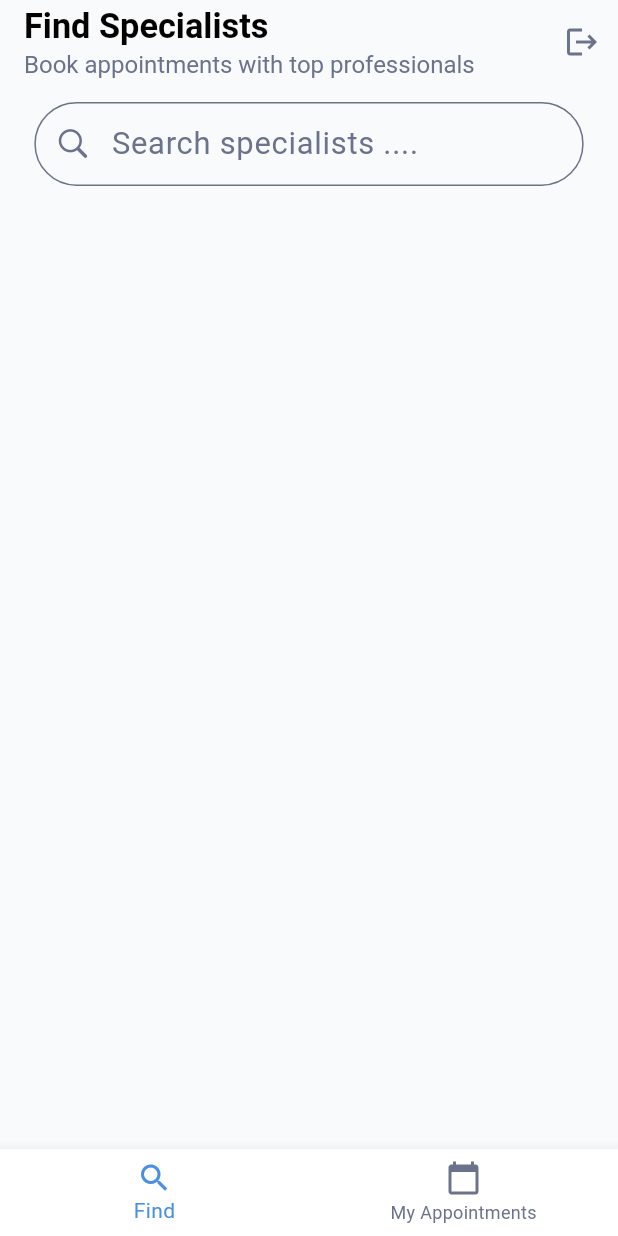
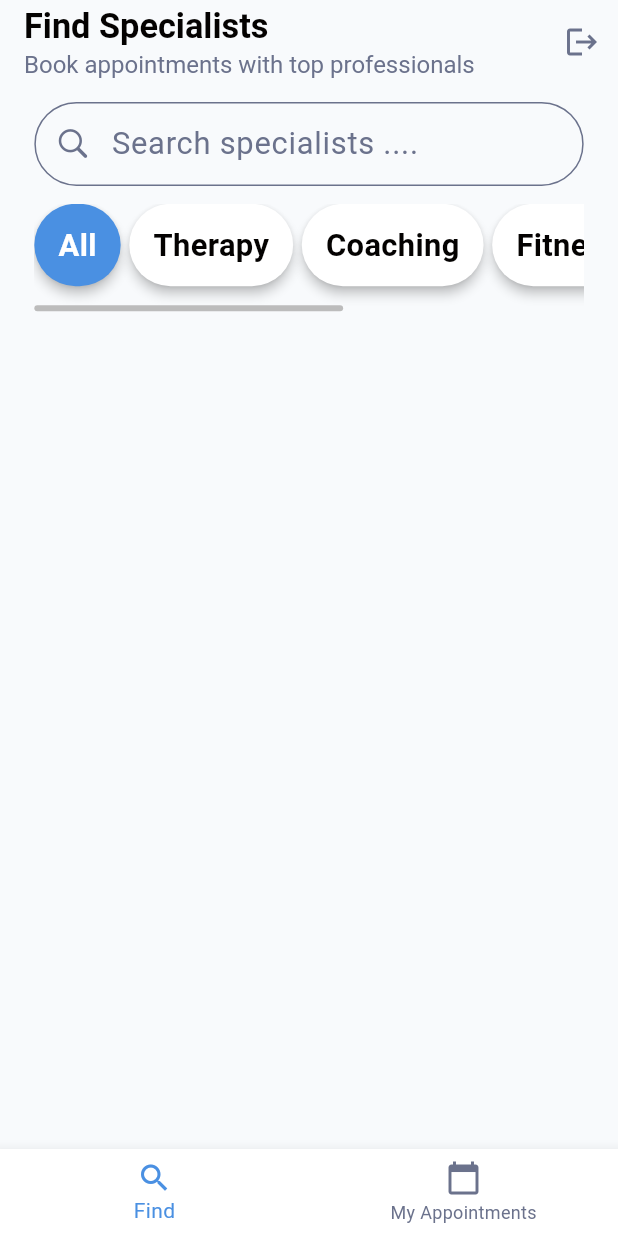
Before and after one commit to abdo2121nasser/reservation_booker, a Flutter app: the screen it shows after launch, on a phone screen of 412 x 824 dp. Run offline on Flutter 3.47's test engine with Material 3 defaults, Android fonts, the phone set to English and light mode, and no system bars; our stand-ins replace bloc, device_preview, equatable, flutter_bloc, flutter_screenutil, fluttertoast and 1 more.

Commit message:
create the category_item_widget.dart create the category_list_view_widget.dart create the category_entity.dart

```diff
--- a/lib/core/utils/strings/strings.dart
+++ b/lib/core/utils/strings/strings.dart
@@ -15,3 +15,10 @@ const String kSecondBottomNavigationBarItemSubTitle='Manage your upcoming appoin
 
 
 const String kSearchBarHint='Search specialists ....';
+
+const String kCategoryAll='All';
+const String kCategoryTherapy='Therapy';
+const String kCategoryCoaching='Coaching';
+const String kCategoryFitness='Fitness';
+const String kCategoryNutrition='Nutrition';
+const String kCategoryWellness='Wellness';
--- /dev/null
+++ b/lib/features/find_specialist_feature/entities/category_entity.dart
@@ -0,0 +1,6 @@
+class CategoryEntity {
+  String category;
+
+  bool isSelected;
+  CategoryEntity({required this.category, required this.isSelected});
+}
--- a/lib/features/find_specialist_feature/screens/find_specialist_screen.dart
+++ b/lib/features/find_specialist_feature/screens/find_specialist_screen.dart
@@ -1,5 +1,11 @@
 import 'package:flutter/material.dart';
+import 'package:reservation_booker/core/utils/colors/colors.dart';
+import 'package:reservation_booker/core/utils/component/general_text_form_field.dart';
+import 'package:reservation_booker/core/utils/values/app_size.dart';
+import 'package:reservation_booker/core/utils/values/font_size.dart';
 
+import '../widgets/category_item_widget.dart';
+import '../widgets/category_list_view_widget.dart';
 import '../widgets/custom_search_bar_widget.dart';
 
 class FindSpecialistScreen extends StatelessWidget {
@@ -9,7 +15,10 @@ class FindSpecialistScreen extends StatelessWidget {
   Widget build(BuildContext context) {
     return Column(
       children: [
-        CustomSearchBar(),
+      const  CustomSearchBar(),
+        CategoryListViewWidget()
+
+
 
 
       ],
--- /dev/null
+++ b/lib/features/find_specialist_feature/widgets/category_item_widget.dart
@@ -0,0 +1,40 @@
+import 'package:flutter/cupertino.dart';
+import 'package:flutter/material.dart';
+import 'package:reservation_booker/features/find_specialist_feature/entities/category_entity.dart';
+
+import '../../../core/utils/colors/colors.dart';
+import '../../../core/utils/values/app_size.dart';
+import '../../../core/utils/values/font_size.dart';
+
+class CategoryItemWidget extends StatelessWidget {
+  final CategoryEntity categoryEntity;
+  const CategoryItemWidget({
+    super.key,
+    required this.categoryEntity
+
+  });
+  @override
+  Widget build(BuildContext context) {
+    return Material(
+      elevation: 3,
+      color: Colors.transparent, // Let the container handle the color
+      borderRadius: BorderRadius.circular(k30R), // Make shadow follow corners
+      child: Container(
+        alignment: Alignment.center,
+        padding: EdgeInsets.symmetric(horizontal: k14H),
+        decoration: BoxDecoration(
+          color: categoryEntity.isSelected?kBlueColor:kWhiteColor,
+          borderRadius: BorderRadius.circular(k30R),
+        ),
+        child: Text(
+          categoryEntity.category,
+          style: TextStyle(
+            fontSize: k18Sp,
+            color: categoryEntity.isSelected?kWhiteColor: kBlackColor,
+            fontWeight: FontWeight.bold,
+          ),
+        ),
+      ),
+    );
+  }
+}
--- /dev/null
+++ b/lib/features/find_specialist_feature/widgets/category_list_view_widget.dart
@@ -0,0 +1,58 @@
+import 'package:flutter/material.dart';
+import 'package:reservation_booker/core/utils/strings/strings.dart';
+import 'package:reservation_booker/features/find_specialist_feature/entities/category_entity.dart';
+
+import '../../../core/utils/values/app_size.dart';
+import 'category_item_widget.dart';
+
+class CategoryListViewWidget extends StatefulWidget {
+  const CategoryListViewWidget({super.key});
+
+  @override
+  State<CategoryListViewWidget> createState() => _CategoryListViewWidgetState();
+}
+
+class _CategoryListViewWidgetState extends State<CategoryListViewWidget> {
+  final ScrollController _scrollController = ScrollController();
+
+  final List<CategoryEntity> _categories = [
+    CategoryEntity(category: kCategoryAll, isSelected: true),
+    CategoryEntity(category: kCategoryTherapy, isSelected: false),
+    CategoryEntity(category: kCategoryCoaching, isSelected: false),
+    CategoryEntity(category: kCategoryFitness, isSelected: false),
+    CategoryEntity(category: kCategoryNutrition, isSelected: false),
+    CategoryEntity(category: kCategoryWellness, isSelected: false),
+  ];
+
+  @override
+  Widget build(BuildContext context) {
+    return Padding(
+      padding: EdgeInsets.symmetric(vertical: k10V),
+      child: SizedBox(
+        height: k60V,
+        child: Scrollbar(
+          controller: _scrollController,
+          radius: Radius.circular(k20R),
+          interactive: true,
+          thumbVisibility: true,
+          child: ListView.separated(
+            controller: _scrollController,
+            physics: const BouncingScrollPhysics(),
+            padding: EdgeInsets.only(bottom: k14V),
+            scrollDirection: Axis.horizontal,
+            itemBuilder: (context, index) =>
+                CategoryItemWidget(categoryEntity: _categories[index]),
+            separatorBuilder: (context, index) => SizedBox(width: k5H),
+            itemCount: _categories.length,
+          ),
+        ),
+      ),
+    );
+  }
+
+  @override
+  void dispose() {
+    _scrollController.dispose();
+    super.dispose();
+  }
+}
```
